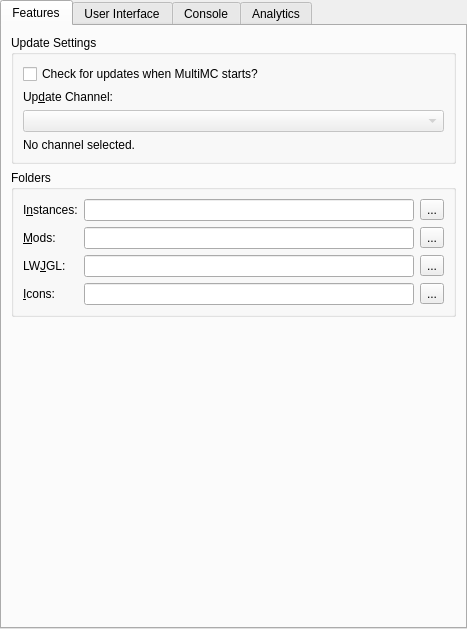
FreesmTeam/FreesmLauncher, file application/pages/global/MultiMCPage.ui: the form before one commit.
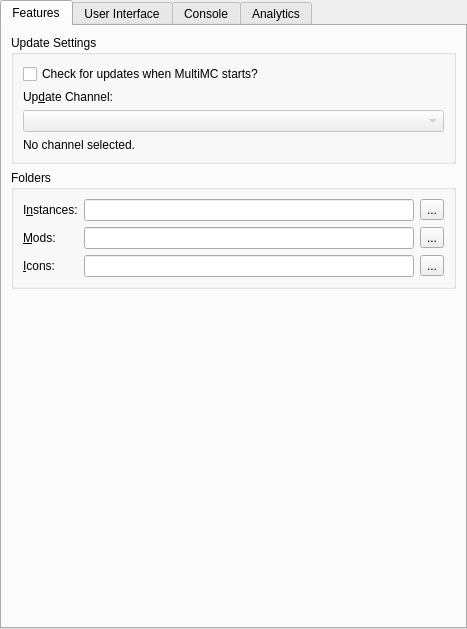
The form after the commit.

Commit message: NOISSUE remove obsolete LWJGL folder setting

The edit to the form file:
```diff
--- a/application/pages/global/MultiMCPage.ui
+++ b/application/pages/global/MultiMCPage.ui
@@ -127,9 +127,6 @@
           <item row="1" column="1">
            <widget class="QLineEdit" name="modsDirTextBox"/>
           </item>
-          <item row="2" column="1">
-           <widget class="QLineEdit" name="lwjglDirTextBox"/>
-          </item>
           <item row="1" column="2">
            <widget class="QToolButton" name="modsDirBrowseBtn">
             <property name="text">
@@ -137,27 +134,10 @@
             </property>
            </widget>
           </item>
-          <item row="2" column="0">
-           <widget class="QLabel" name="labelLWJGLDir">
-            <property name="text">
-             <string notr="true">LW&amp;JGL:</string>
-            </property>
-            <property name="buddy">
-             <cstring>lwjglDirTextBox</cstring>
-            </property>
-           </widget>
-          </item>
-          <item row="2" column="2">
-           <widget class="QToolButton" name="lwjglDirBrowseBtn">
-            <property name="text">
-             <string notr="true">...</string>
-            </property>
-           </widget>
-          </item>
-          <item row="3" column="1">
+          <item row="2" column="1">
            <widget class="QLineEdit" name="iconsDirTextBox"/>
           </item>
-          <item row="3" column="0">
+          <item row="2" column="0">
            <widget class="QLabel" name="labelIconsDir">
             <property name="text">
              <string>&amp;Icons:</string>
@@ -167,7 +147,7 @@
             </property>
            </widget>
           </item>
-          <item row="3" column="2">
+          <item row="2" column="2">
            <widget class="QToolButton" name="iconsDirBrowseBtn">
             <property name="text">
              <string notr="true">...</string>
```
Left out of the diff: 2 changed lines with no effect on the pictures. The commit also changes 3 other files.
